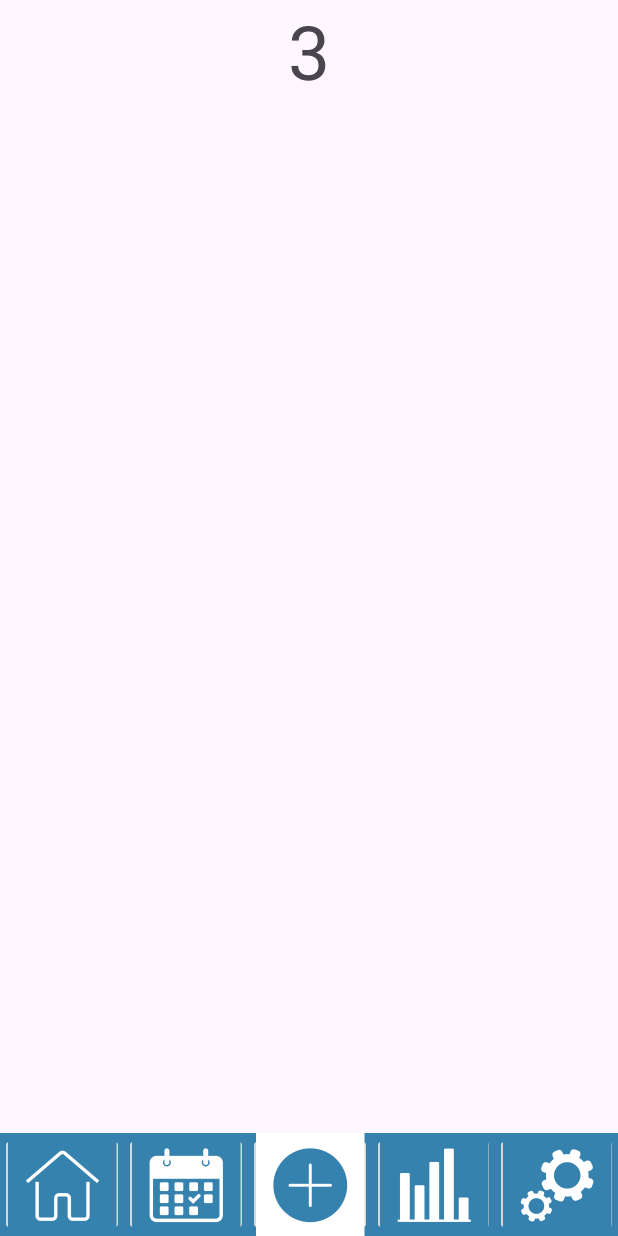
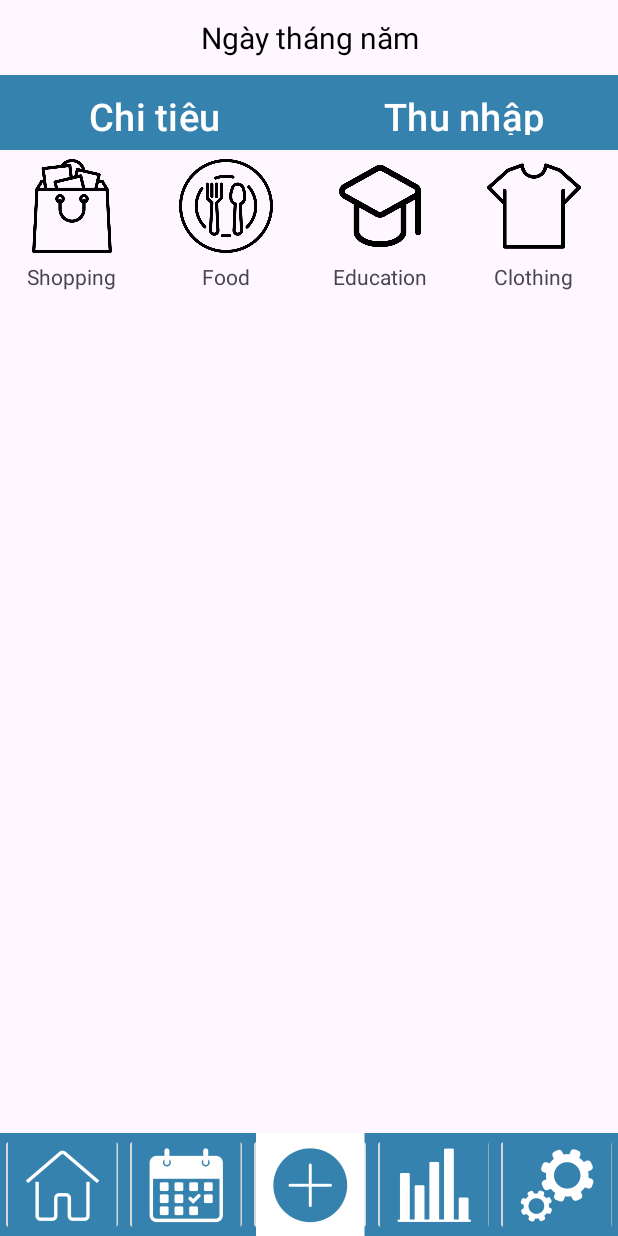
Before and after one commit to TuUyen12/AppQuanLyTaiChinh, an Android app: the fragment InsertFragment placed in its activity, on a phone screen of 412 x 824 dp. Run offline under Robolectric (Android 15) with nearby library versions, the phone set to English and light mode, and no system bars.

Commit message:
Code InsertFragment, CalendarFragment

```diff
--- a/app/src/main/java/com/example/quanlytaichinh/GeneralActivity.java
+++ b/app/src/main/java/com/example/quanlytaichinh/GeneralActivity.java
@@ -83,4 +83,5 @@ public class GeneralActivity extends AppCompatActivity {
                 .addToBackStack(null) // Thêm vào back stack để người dùng có thể quay lại
                 .commit();
     }
+
 }
--- /dev/null
+++ b/app/src/main/java/com/example/quanlytaichinh/InsertAdapter.java
@@ -0,0 +1,53 @@
+package com.example.quanlytaichinh;
+
+import android.content.Context;
+import android.view.LayoutInflater;
+import android.view.View;
+import android.view.ViewGroup;
+import android.widget.BaseAdapter;
+import android.widget.ImageView;
+import android.widget.TextView;
+
+import java.util.ArrayList;
+
+public class InsertAdapter extends BaseAdapter {
+
+    private Context context;
+    private ArrayList<InsertItem> gridItems;
+
+    public InsertAdapter(Context context, ArrayList<InsertItem> gridItems) {
+        this.context = context;
+        this.gridItems = gridItems;
+    }
+
+    @Override
+    public int getCount() {
+        return gridItems.size();
+    }
+
+    @Override
+    public Object getItem(int position) {
+        return gridItems.get(position);
+    }
+
+    @Override
+    public long getItemId(int position) {
+        return position;
+    }
+
+    @Override
+    public View getView(int position, View convertView, ViewGroup parent) {
+        if (convertView == null) {
+            convertView = LayoutInflater.from(context).inflate(R.layout.item_gridview, parent, false);
+        }
+
+        ImageView imageView = convertView.findViewById(R.id.iv_item);
+        TextView textView = convertView.findViewById(R.id.tv_item);
+
+        InsertItem gridItem = gridItems.get(position);
+        imageView.setImageResource(gridItem.getImageResId());
+        textView.setText(gridItem.getTitle());
+
+        return convertView;
+    }
+}
--- a/app/src/main/java/com/example/quanlytaichinh/InsertFragment.java
+++ b/app/src/main/java/com/example/quanlytaichinh/InsertFragment.java
@@ -4,16 +4,54 @@ import android.os.Bundle;
 import android.view.LayoutInflater;
 import android.view.View;
 import android.view.ViewGroup;
+import android.widget.GridView;
+import android.widget.TextView;
+
 import androidx.annotation.NonNull;
 import androidx.annotation.Nullable;
 import androidx.fragment.app.Fragment;
 
+import java.util.ArrayList;
+
 public class InsertFragment extends Fragment {
+
+    GridView gridView;
+    TextView tvShowDay;
+    ArrayList<InsertItem> insertItems;
+    InsertAdapter insertAdapter;
 
     @Nullable
     @Override
     public View onCreateView(@NonNull LayoutInflater inflater, @Nullable ViewGroup container, @Nullable Bundle savedInstanceState) {
-        // Inflate the layout for this fragment
-        return inflater.inflate(R.layout.insert_layout, container, false);
+        View view = inflater.inflate(R.layout.insert_layout, container, false);
+
+        // Tham chiếu đến GridView và TextView
+        gridView = view.findViewById(R.id.grid_view);  // Thêm dòng này
+        tvShowDay = view.findViewById(R.id.tv_show_day);
+
+        // Lấy Bundle từ CalendarFragment
+        Bundle bundle = getArguments();
+        if (bundle != null) {
+            int year = bundle.getInt("selectedYear");
+            int month = bundle.getInt("selectedMonth");
+            int day = bundle.getInt("selectedDay");
+
+            // Hiển thị ngày đã chọn lên TextView
+            tvShowDay.setText("Ngày " + day + " Tháng " + month + " Năm " + year);
+        }
+
+        // Tạo danh sách các item hiển thị trong GridView
+        insertItems = new ArrayList<>();
+        insertItems.add(new InsertItem(R.drawable.ic_shopping, "Shopping"));
+        insertItems.add(new InsertItem(R.drawable.ic_food, "Food"));
+        insertItems.add(new InsertItem(R.drawable.ic_edu, "Education"));
+        insertItems.add(new InsertItem(R.drawable.ic_clothing, "Clothing"));
+        // Thêm các mục khác nếu cần...
+
+        // Khởi tạo adapter và gán vào GridView
+        insertAdapter = new InsertAdapter(getActivity(), insertItems);
+        gridView.setAdapter(insertAdapter);  // Đảm bảo gridView đã được ánh xạ
+
+        return view;
     }
 }
--- /dev/null
+++ b/app/src/main/java/com/example/quanlytaichinh/InsertItem.java
@@ -0,0 +1,19 @@
+package com.example.quanlytaichinh;
+
+public class InsertItem {
+    private int imageResId;
+    private String title;
+
+    public InsertItem(int imageResId, String title) {
+        this.imageResId = imageResId;
+        this.title = title;
+    }
+
+    public int getImageResId() {
+        return imageResId;
+    }
+
+    public String getTitle() {
+        return title;
+    }
+}
--- a/app/src/main/res/layout/insert_layout.xml
+++ b/app/src/main/res/layout/insert_layout.xml
@@ -5,13 +5,50 @@
     xmlns:app="http://schemas.android.com/apk/res-auto">
 
     <TextView
-        android:layout_width="wrap_content"
-        android:layout_height="wrap_content"
-        android:text="3"
-        android:textSize="50sp"
+        android:id="@+id/tv_show_day"
+        android:layout_width="300dp"
+        android:layout_height="50dp"
         app:layout_constraintTop_toTopOf="parent"
+        app:layout_constraintStart_toStartOf="parent"
+        app:layout_constraintEnd_toEndOf="parent"
+        android:gravity="center"
+        android:text="Ngày tháng năm"
+        android:textSize="20sp"
+        android:textColor="@android:color/black"/>
+    <LinearLayout
+        android:id="@+id/linearlayout"
+        android:layout_width="match_parent"
+        android:layout_height="50dp"
+        android:orientation="horizontal"
+        app:layout_constraintLeft_toLeftOf="parent"
         app:layout_constraintRight_toRightOf="parent"
-        app:layout_constraintLeft_toLeftOf="parent">
-
-    </TextView>
+        app:layout_constraintTop_toBottomOf="@id/tv_show_day">
+        <Button
+            android:id="@+id/btn_chi_tieu"
+            android:layout_width="0dp"
+            android:layout_height="match_parent"
+            android:layout_weight="1"
+            android:text="Chi tiêu"
+            android:textSize="25sp"
+            android:background="@drawable/no_border_button">
+        </Button>
+        <Button
+            android:layout_width="0dp"
+            android:layout_height="match_parent"
+            android:layout_weight="1"
+            android:text="Thu nhập"
+            android:textSize="25sp"
+            android:background="@drawable/no_border_button">
+        </Button>
+    </LinearLayout>
+    <GridView
+        android:id="@+id/grid_view"
+        android:layout_width="0dp"
+        android:layout_height="620dp"
+        android:numColumns="4"
+        android:scrollbars="vertical"
+        app:layout_constraintLeft_toLeftOf="parent"
+        app:layout_constraintRight_toRightOf="parent"
+        app:layout_constraintTop_toBottomOf="@id/linearlayout">
+    </GridView>
 </androidx.constraintlayout.widget.ConstraintLayout>
--- /dev/null
+++ b/app/src/main/res/layout/item_gridview.xml
@@ -0,0 +1,29 @@
+<?xml version="1.0" encoding="utf-8"?>
+<LinearLayout xmlns:android="http://schemas.android.com/apk/res/android"
+    android:layout_width="95dp"
+    android:layout_height="100dp"
+    android:orientation="vertical"
+    android:paddingTop="6dp">
+
+    <ImageView
+        android:id="@+id/iv_item"
+        android:layout_width="75dp"
+        android:layout_height="0dp"
+        android:layout_weight="2"
+        android:gravity="center"
+        android:layout_gravity="center_horizontal"
+        android:scaleType="centerInside">
+
+    </ImageView>
+    <TextView
+        android:id="@+id/tv_item"
+        android:layout_width="match_parent"
+        android:layout_height="0dp"
+        android:layout_weight="1"
+        android:gravity="center"
+        android:layout_gravity="center_vertical">
+    </TextView>
+
+
+
+    </LinearLayout>
```
Also changed, not shown: app/src/main/java/com/example/quanlytaichinh/CalendarFragment.java (+19 -9 lines), app/src/main/java/com/example/quanlytaichinh/MainActivity.java (+11 -0 lines), app/src/main/res/layout/calendar_layout.xml (+30 -8 lines), app/src/main/res/drawable/ic_clothing.png (added), app/src/main/res/drawable/ic_edu.png (added), app/src/main/res/drawable/ic_food.png (added), app/src/main/res/drawable/ic_shopping.png (added).
